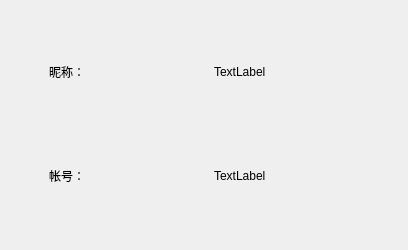
Before: the Qt Designer form personal_info_widget/personal_interface.ui in Han-Bug/Software-Engineering-Practice, drawn with Qt 5.
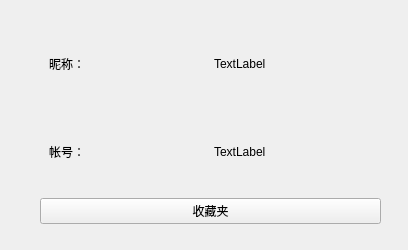
After: the same form once the commit is applied.

```diff
--- a/personal_info_widget/personal_interface.ui
+++ b/personal_info_widget/personal_interface.ui
@@ -63,6 +63,13 @@
       </layout>
      </widget>
     </item>
+    <item>
+     <widget class="QPushButton" name="pushButton_Favorites">
+      <property name="text">
+       <string>收藏夹</string>
+      </property>
+     </widget>
+    </item>
    </layout>
   </widget>
  </widget>
```
